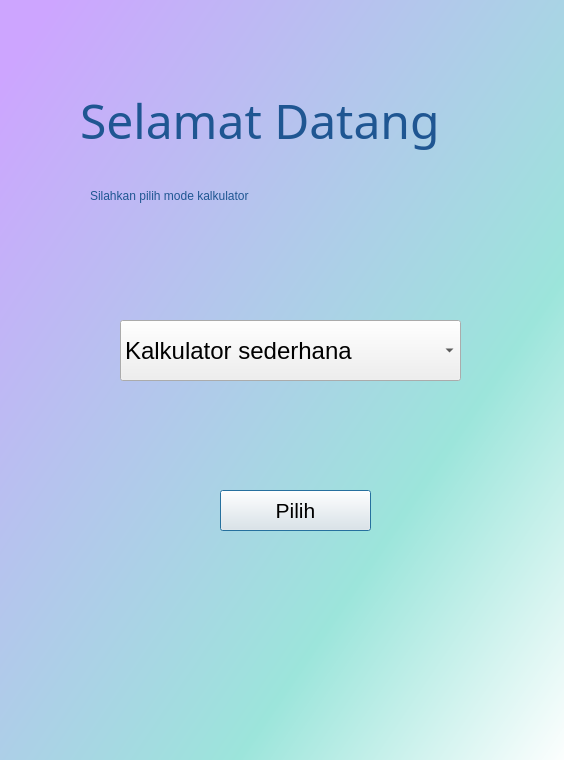
Old version of the form updated_calc.ui in the repository uprcs-voyager/Kalkulator.
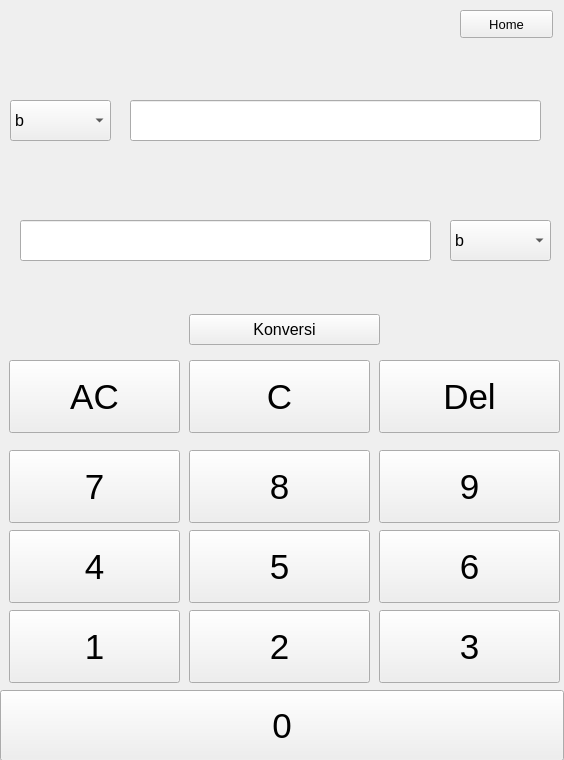
New version of the form. The open tabs and pages were chosen to show the change. Icons and pictures are not drawn.

Commit message: tambah mode-konv-digital

```diff
--- a/updated_calc.ui
+++ b/updated_calc.ui
@@ -1030,6 +1030,609 @@
       <string>Home</string>
      </property>
     </widget>
+    <widget class="QWidget" name="widget" native="true">
+     <property name="geometry">
+      <rect>
+       <x>430</x>
+       <y>85</y>
+       <width>101</width>
+       <height>51</height>
+      </rect>
+     </property>
+     <property name="styleSheet">
+      <string notr="true">background-color:rgb(255, 255, 255)</string>
+     </property>
+    </widget>
+    <widget class="QWidget" name="widget_2" native="true">
+     <property name="geometry">
+      <rect>
+       <x>420</x>
+       <y>200</y>
+       <width>106</width>
+       <height>51</height>
+      </rect>
+     </property>
+     <property name="styleSheet">
+      <string notr="true">background-color:rgb(255, 255, 255)</string>
+     </property>
+    </widget>
+    <zorder>widget_2</zorder>
+    <zorder>widget</zorder>
+    <zorder>input_label</zorder>
+    <zorder>input_lineedit</zorder>
+    <zorder>input_unit_combobox</zorder>
+    <zorder>output_label</zorder>
+    <zorder>output_lineedit</zorder>
+    <zorder>nomorp_1</zorder>
+    <zorder>nomorp_7</zorder>
+    <zorder>nomorp_5</zorder>
+    <zorder>nomorp_4</zorder>
+    <zorder>p_ac</zorder>
+    <zorder>nomorp_2</zorder>
+    <zorder>nomorp_0</zorder>
+    <zorder>nomorp_9</zorder>
+    <zorder>nomorp_6</zorder>
+    <zorder>p_c</zorder>
+    <zorder>p_del</zorder>
+    <zorder>nomorp_8</zorder>
+    <zorder>nomorp_3</zorder>
+    <zorder>convert_button_panjang</zorder>
+    <zorder>output_unit_combobox</zorder>
+    <zorder>tombol_homep</zorder>
+   </widget>
+   <widget class="QWidget" name="page_datadigital">
+    <widget class="QLineEdit" name="input_lineeditD">
+     <property name="geometry">
+      <rect>
+       <x>130</x>
+       <y>100</y>
+       <width>411</width>
+       <height>41</height>
+      </rect>
+     </property>
+     <property name="font">
+      <font>
+       <pointsize>16</pointsize>
+      </font>
+     </property>
+     <property name="text">
+      <string/>
+     </property>
+    </widget>
+    <widget class="QComboBox" name="input_data_comboboxD">
+     <property name="geometry">
+      <rect>
+       <x>10</x>
+       <y>100</y>
+       <width>101</width>
+       <height>41</height>
+      </rect>
+     </property>
+     <property name="font">
+      <font>
+       <pointsize>12</pointsize>
+      </font>
+     </property>
+     <item>
+      <property name="text">
+       <string>b</string>
+      </property>
+     </item>
+     <item>
+      <property name="text">
+       <string>B</string>
+      </property>
+     </item>
+     <item>
+      <property name="text">
+       <string>Kib</string>
+      </property>
+     </item>
+     <item>
+      <property name="text">
+       <string>kb</string>
+      </property>
+     </item>
+     <item>
+      <property name="text">
+       <string>KiB</string>
+      </property>
+     </item>
+     <item>
+      <property name="text">
+       <string>kB</string>
+      </property>
+     </item>
+     <item>
+      <property name="text">
+       <string>Mib</string>
+      </property>
+     </item>
+     <item>
+      <property name="text">
+       <string>MB</string>
+      </property>
+     </item>
+     <item>
+      <property name="text">
+       <string>Gib</string>
+      </property>
+     </item>
+     <item>
+      <property name="text">
+       <string>Gb</string>
+      </property>
+     </item>
+     <item>
+      <property name="text">
+       <string>GiB</string>
+      </property>
+     </item>
+     <item>
+      <property name="text">
+       <string>GB</string>
+      </property>
+     </item>
+     <item>
+      <property name="text">
+       <string>Tib</string>
+      </property>
+     </item>
+     <item>
+      <property name="text">
+       <string>Tb</string>
+      </property>
+     </item>
+     <item>
+      <property name="text">
+       <string>TiB</string>
+      </property>
+     </item>
+     <item>
+      <property name="text">
+       <string>TB</string>
+      </property>
+     </item>
+     <item>
+      <property name="text">
+       <string>PiB</string>
+      </property>
+     </item>
+     <item>
+      <property name="text">
+       <string>Pb</string>
+      </property>
+     </item>
+     <item>
+      <property name="text">
+       <string>PiB</string>
+      </property>
+     </item>
+     <item>
+      <property name="text">
+       <string>PB</string>
+      </property>
+     </item>
+    </widget>
+    <widget class="QLabel" name="label_arrrow_d">
+     <property name="geometry">
+      <rect>
+       <x>270</x>
+       <y>160</y>
+       <width>31</width>
+       <height>41</height>
+      </rect>
+     </property>
+     <property name="text">
+      <string>&lt;html&gt;&lt;head/&gt;&lt;body&gt;&lt;p&gt;&lt;img src=&quot;:/newPrefix/New folder/kisspng-arrow-encapsulated-postscript-computer-icons-clip-5ae489cd36ecb1.537060891524926925225.png&quot;/&gt;&lt;/p&gt;&lt;/body&gt;&lt;/html&gt;</string>
+     </property>
+    </widget>
+    <widget class="QLineEdit" name="output_lineeditD">
+     <property name="geometry">
+      <rect>
+       <x>20</x>
+       <y>220</y>
+       <width>411</width>
+       <height>41</height>
+      </rect>
+     </property>
+     <property name="font">
+      <font>
+       <pointsize>16</pointsize>
+      </font>
+     </property>
+     <property name="text">
+      <string/>
+     </property>
+     <property name="readOnly">
+      <bool>true</bool>
+     </property>
+    </widget>
+    <widget class="QPushButton" name="nomorD_8">
+     <property name="geometry">
+      <rect>
+       <x>189</x>
+       <y>450</y>
+       <width>181</width>
+       <height>73</height>
+      </rect>
+     </property>
+     <property name="font">
+      <font>
+       <pointsize>26</pointsize>
+      </font>
+     </property>
+     <property name="text">
+      <string>8</string>
+     </property>
+    </widget>
+    <widget class="QPushButton" name="nomorD_2">
+     <property name="geometry">
+      <rect>
+       <x>189</x>
+       <y>610</y>
+       <width>181</width>
+       <height>73</height>
+      </rect>
+     </property>
+     <property name="font">
+      <font>
+       <pointsize>26</pointsize>
+      </font>
+     </property>
+     <property name="text">
+      <string>2</string>
+     </property>
+    </widget>
+    <widget class="QPushButton" name="cD">
+     <property name="geometry">
+      <rect>
+       <x>189</x>
+       <y>360</y>
+       <width>181</width>
+       <height>73</height>
+      </rect>
+     </property>
+     <property name="font">
+      <font>
+       <pointsize>26</pointsize>
+      </font>
+     </property>
+     <property name="text">
+      <string>C</string>
+     </property>
+    </widget>
+    <widget class="QPushButton" name="nomorD_0">
+     <property name="geometry">
+      <rect>
+       <x>0</x>
+       <y>690</y>
+       <width>564</width>
+       <height>71</height>
+      </rect>
+     </property>
+     <property name="font">
+      <font>
+       <pointsize>26</pointsize>
+      </font>
+     </property>
+     <property name="text">
+      <string>0</string>
+     </property>
+    </widget>
+    <widget class="QPushButton" name="deletD">
+     <property name="geometry">
+      <rect>
+       <x>379</x>
+       <y>360</y>
+       <width>181</width>
+       <height>73</height>
+      </rect>
+     </property>
+     <property name="font">
+      <font>
+       <pointsize>26</pointsize>
+      </font>
+     </property>
+     <property name="text">
+      <string>Del</string>
+     </property>
+    </widget>
+    <widget class="QPushButton" name="nomorD_1">
+     <property name="geometry">
+      <rect>
+       <x>9</x>
+       <y>610</y>
+       <width>171</width>
+       <height>73</height>
+      </rect>
+     </property>
+     <property name="font">
+      <font>
+       <pointsize>26</pointsize>
+      </font>
+     </property>
+     <property name="text">
+      <string>1</string>
+     </property>
+    </widget>
+    <widget class="QPushButton" name="nomorD_3">
+     <property name="geometry">
+      <rect>
+       <x>379</x>
+       <y>610</y>
+       <width>181</width>
+       <height>73</height>
+      </rect>
+     </property>
+     <property name="font">
+      <font>
+       <pointsize>26</pointsize>
+      </font>
+     </property>
+     <property name="text">
+      <string>3</string>
+     </property>
+    </widget>
+    <widget class="QPushButton" name="nomorD_7">
+     <property name="geometry">
+      <rect>
+       <x>9</x>
+       <y>450</y>
+       <width>171</width>
+       <height>73</height>
+      </rect>
+     </property>
+     <property name="font">
+      <font>
+       <pointsize>26</pointsize>
+      </font>
+     </property>
+     <property name="text">
+      <string>7</string>
+     </property>
+    </widget>
+    <widget class="QPushButton" name="nomorD_4">
+     <property name="geometry">
+      <rect>
+       <x>9</x>
+       <y>530</y>
+       <width>171</width>
+       <height>73</height>
+      </rect>
+     </property>
+     <property name="font">
+      <font>
+       <pointsize>26</pointsize>
+      </font>
+     </property>
+     <property name="text">
+      <string>4</string>
+     </property>
+    </widget>
+    <widget class="QPushButton" name="nomorD_5">
+     <property name="geometry">
+      <rect>
+       <x>189</x>
+       <y>530</y>
+       <width>181</width>
+       <height>73</height>
+      </rect>
+     </property>
+     <property name="font">
+      <font>
+       <pointsize>26</pointsize>
+      </font>
+     </property>
+     <property name="text">
+      <string>5</string>
+     </property>
+    </widget>
+    <widget class="QPushButton" name="nomorD_6">
+     <property name="geometry">
+      <rect>
+       <x>379</x>
+       <y>530</y>
+       <width>181</width>
+       <height>73</height>
+      </rect>
+     </property>
+     <property name="font">
+      <font>
+       <pointsize>26</pointsize>
+      </font>
+     </property>
+     <property name="text">
+      <string>6</string>
+     </property>
+    </widget>
+    <widget class="QPushButton" name="nomorD_9">
+     <property name="geometry">
+      <rect>
+       <x>379</x>
+       <y>450</y>
+       <width>181</width>
+       <height>73</height>
+      </rect>
+     </property>
+     <property name="font">
+      <font>
+       <pointsize>26</pointsize>
+      </font>
+     </property>
+     <property name="text">
+      <string>9</string>
+     </property>
+    </widget>
+    <widget class="QPushButton" name="acD">
+     <property name="geometry">
+      <rect>
+       <x>9</x>
+       <y>360</y>
+       <width>171</width>
+       <height>73</height>
+      </rect>
+     </property>
+     <property name="font">
+      <font>
+       <pointsize>26</pointsize>
+      </font>
+     </property>
+     <property name="text">
+      <string>AC</string>
+     </property>
+    </widget>
+    <widget class="QPushButton" name="convert_button_Digital">
+     <property name="geometry">
+      <rect>
+       <x>189</x>
+       <y>314</y>
+       <width>191</width>
+       <height>31</height>
+      </rect>
+     </property>
+     <property name="font">
+      <font>
+       <pointsize>12</pointsize>
+      </font>
+     </property>
+     <property name="text">
+      <string>Konversi</string>
+     </property>
+    </widget>
+    <widget class="QComboBox" name="output_data_comboboxD">
+     <property name="geometry">
+      <rect>
+       <x>450</x>
+       <y>220</y>
+       <width>101</width>
+       <height>41</height>
+      </rect>
+     </property>
+     <property name="font">
+      <font>
+       <pointsize>12</pointsize>
+      </font>
+     </property>
+     <item>
+      <property name="text">
+       <string>b</string>
+      </property>
+     </item>
+     <item>
+      <property name="text">
+       <string>B</string>
+      </property>
+     </item>
+     <item>
+      <property name="text">
+       <string>Kib</string>
+      </property>
+     </item>
+     <item>
+      <property name="text">
+       <string>kb</string>
+      </property>
+     </item>
+     <item>
+      <property name="text">
+       <string>KiB</string>
+      </property>
+     </item>
+     <item>
+      <property name="text">
+       <string>kB</string>
+      </property>
+     </item>
+     <item>
+      <property name="text">
+       <string>Mib</string>
+      </property>
+     </item>
+     <item>
+      <property name="text">
+       <string>MB</string>
+      </property>
+     </item>
+     <item>
+      <property name="text">
+       <string>Gib</string>
+      </property>
+     </item>
+     <item>
+      <property name="text">
+       <string>Gb</string>
+      </property>
+     </item>
+     <item>
+      <property name="text">
+       <string>GiB</string>
+      </property>
+     </item>
+     <item>
+      <property name="text">
+       <string>GB</string>
+      </property>
+     </item>
+     <item>
+      <property name="text">
+       <string>Tib</string>
+      </property>
+     </item>
+     <item>
+      <property name="text">
+       <string>Tb</string>
+      </property>
+     </item>
+     <item>
+      <property name="text">
+       <string>TiB</string>
+      </property>
+     </item>
+     <item>
+      <property name="text">
+       <string>TB</string>
+      </property>
+     </item>
+     <item>
+      <property name="text">
+       <string>PiB</string>
+      </property>
+     </item>
+     <item>
+      <property name="text">
+       <string>Pb</string>
+      </property>
+     </item>
+     <item>
+      <property name="text">
+       <string>PiB</string>
+      </property>
+     </item>
+     <item>
+      <property name="text">
+       <string>PB</string>
+      </property>
+     </item>
+    </widget>
+    <widget class="QPushButton" name="tombol_homeD">
+     <property name="geometry">
+      <rect>
+       <x>460</x>
+       <y>10</y>
+       <width>93</width>
+       <height>28</height>
+      </rect>
+     </property>
+     <property name="font">
+      <font>
+       <pointsize>10</pointsize>
+      </font>
+     </property>
+     <property name="text">
+      <string>Home</string>
+     </property>
+    </widget>
    </widget>
   </widget>
  </widget>
```
Left out of the diff: 32 changed lines with no effect on the pictures. The commit also changes 6 other files.
